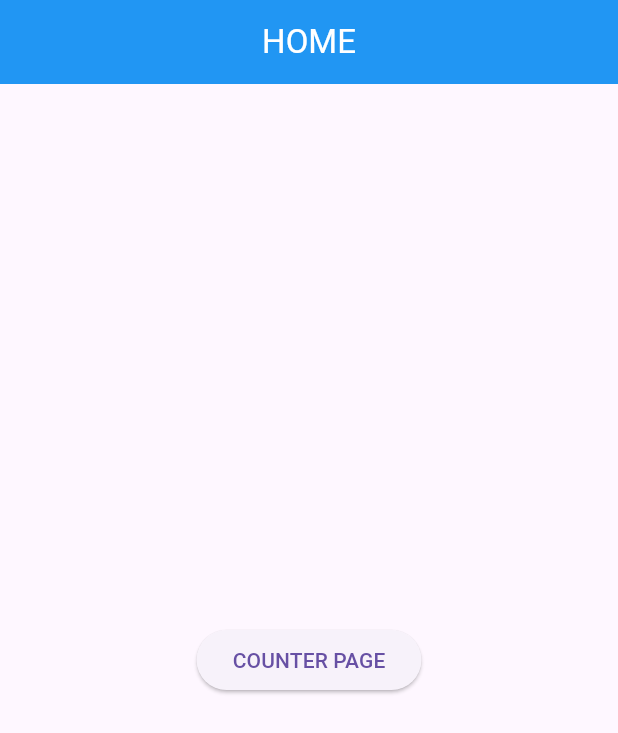
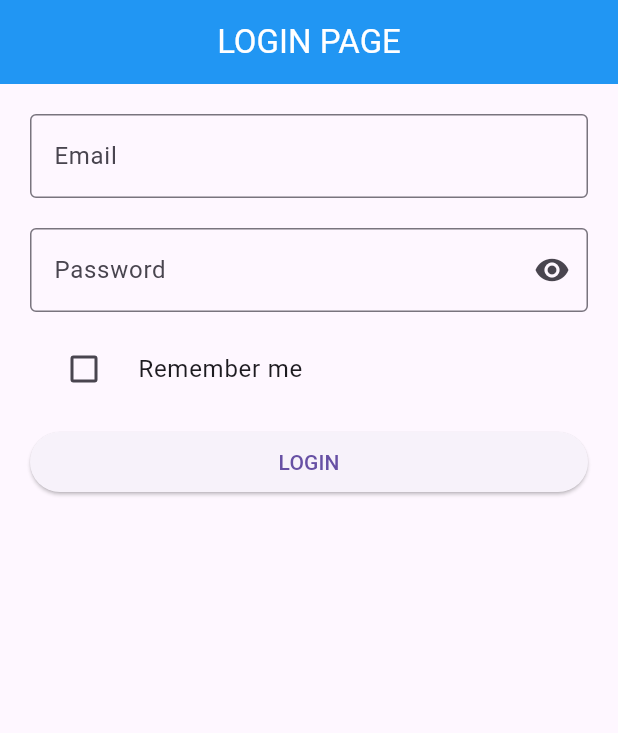
Before and after one commit to wildanarkan/flutter-learning, a Flutter app: the screen it shows after launch, on a phone screen of 412 x 824 dp. Shown: the top 733 px of the screen. Run offline on Flutter 3.47's test engine with Material 3 defaults, Android fonts, the phone set to English and light mode, and no system bars; our stand-ins replace avatar_glow, convex_bottom_bar, dropdown_search, faker, get, get_storage and 2 more.

Commit message:
Mempelajari Get Storage

```diff
--- /dev/null
+++ b/lib/package/getx/storage/controllers/login_controller.dart
@@ -0,0 +1,36 @@
+import 'package:flutter/material.dart';
+import 'package:get/get.dart';
+import 'package:get_storage/get_storage.dart';
+
+class LoginController extends GetxController {
+  TextEditingController emailC = TextEditingController();
+  TextEditingController passC = TextEditingController();
+
+  RxBool isHidden = true.obs;
+  RxBool rememberMe = false.obs;
+
+  void login() {
+    final box = GetStorage();
+    if (emailC.text == "admin@gmail.com" && passC.text == "admin") {
+      if(box.read("dataRememberMe") != null){
+        box.remove("dataRememberMe");
+      }
+      if (rememberMe.isTrue) {
+        //Simpan data ke local
+        box.write("dataRememberMe",
+        {
+          "email": emailC.text,
+          "pass": passC.text,
+        });
+      }
+      Get.offAllNamed("/home");
+    } else {
+      Get.snackbar("WARNING", "Terjadi kesalahan",
+          snackPosition: SnackPosition.BOTTOM);
+    }
+  }
+
+  void logout() {
+    Get.offAllNamed("/login");
+  }
+}
--- /dev/null
+++ b/lib/package/getx/storage/getx_storage.dart
@@ -0,0 +1,35 @@
+import 'package:flutter/material.dart';
+import 'package:get/get.dart';
+import 'package:latihan_flutter/package/getx/storage/controllers/login_controller.dart';
+import './pages/login.dart';
+import './pages/home.dart';
+
+// Tambahkan async dan await GetStorage.init(); // pada main.dart
+void main() {
+  runApp(AppGetXStorage());
+}
+
+class AppGetXStorage extends StatelessWidget {
+  const AppGetXStorage({super.key});
+
+
+  @override
+  Widget build(BuildContext context) {
+    Get.lazyPut(()=>LoginController());
+
+    return GetMaterialApp(
+      debugShowCheckedModeBanner: false,
+      home: LoginPage(),
+      getPages: [
+        GetPage(
+          name: "/login",
+          page: () => LoginPage(),
+          ),
+        GetPage(
+          name: "/home",
+          page: () => HomePage(),
+          ),
+      ],
+    );
+  }
+}
--- /dev/null
+++ b/lib/package/getx/storage/pages/login.dart
@@ -0,0 +1,74 @@
+import 'package:flutter/material.dart';
+import 'package:get/get.dart';
+import 'package:get_storage/get_storage.dart';
+import 'package:latihan_flutter/package/getx/storage/controllers/login_controller.dart';
+import 'package:latihan_flutter/widgets/mybar.dart';
+
+class LoginPage extends StatelessWidget {
+  final box = GetStorage();
+
+  LoginController logC = Get.find();
+  // final logC = Get.put(LoginController());
+
+  @override
+  Widget build(BuildContext context) {
+    if(box.read("dataRememberMe") != null){
+      logC.rememberMe.value = true;
+      logC.emailC.text = box.read("dataRememberMe")["email"];
+      logC.passC.text = box.read("dataRememberMe")["pass"];
+    }
+    return Scaffold(
+      appBar: MyBar(judul: "LOGIN PAGE"),
+      body: ListView(
+        padding: EdgeInsets.all(20),
+        children: [
+          TextField(
+            controller: logC.emailC,
+            autocorrect: false,
+            textInputAction: TextInputAction.next,
+            decoration: InputDecoration(
+                border: OutlineInputBorder(), labelText: "Email"),
+          ),
+          SizedBox(
+            height: 20,
+          ),
+          Obx(() => TextField(
+                controller: logC.passC,
+                autocorrect: false,
+                obscureText: logC.isHidden.value,
+                textInputAction: TextInputAction.next,
+                decoration: InputDecoration(
+                  suffixIcon: Align(
+                    widthFactor: 1.0,
+                    heightFactor: 1.0,
+                    child: IconButton(
+                        onPressed: () => logC.isHidden.toggle(),
+                        icon: Icon(Icons.remove_red_eye)),
+                  ),
+                  border: OutlineInputBorder(),
+                  labelText: "Password",
+                ),
+              )),
+          SizedBox(
+            height: 10,
+          ),
+          Obx(() => CheckboxListTile(
+                value: logC.rememberMe.value,
+                onChanged: (value) => logC.rememberMe.toggle(),
+                title: Text("Remember me"),
+                controlAffinity: ListTileControlAffinity.leading,
+              )),
+          SizedBox(
+            height: 10,
+          ),
+          ElevatedButton(
+            onPressed: () {
+              logC.login();
+            },
+            child: Text("LOGIN"),
+          )
+        ],
+      ),
+    );
+  }
+}
--- a/pubspec.yaml
+++ b/pubspec.yaml
@@ -29,6 +29,7 @@ environment:
 # versions available, run `flutter pub outdated`.
 dependencies:
   get: ^4.6.6
+  get_storage: ^2.1.1
   avatar_glow: ^3.0.1
   convex_bottom_bar: ^3.2.0
   cupertino_icons: ^1.0.2
```
Also changed, not shown: lib/main.dart (+5 -3 lines), lib/package/getx/storage/pages/home.dart (added, +17 -0 lines), pubspec.lock, 1 other file.
